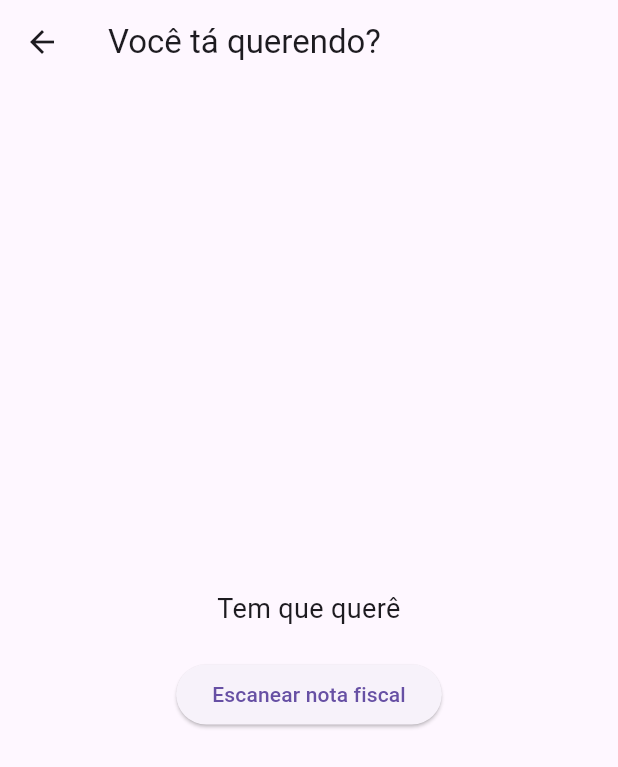
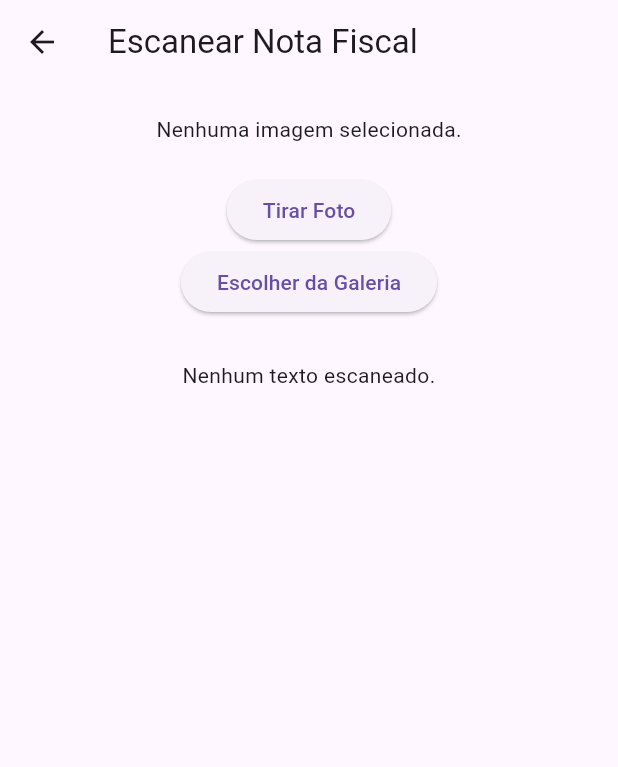
Before and after one commit to RenatoWlk/ProjetoIntegradorVI, a Flutter app: the HomeScreen screen opened by its route, after a tap on "Escanear nota fiscal", on a phone screen of 412 x 824 dp. Shown: the top 767 px of the screen. Run offline on Flutter 3.47's test engine with Material 3 defaults, Android fonts, the phone set to English and light mode, and no system bars; our stand-ins replace image_picker; missing offline and left inert: flutter_tesseract_ocr, google_mlkit_text_recognition.

Commit message:
Tela scan add

```diff
--- a/lib/routes/app_routes.dart
+++ b/lib/routes/app_routes.dart
@@ -2,17 +2,20 @@ import 'package:flutter/material.dart';
 import 'package:projeto_integrador_6/screens/home_screen.dart';
 import 'package:projeto_integrador_6/screens/login_screen.dart';
 import 'package:projeto_integrador_6/screens/register_screen.dart';
+import 'package:projeto_integrador_6/screens/scan_screen.dart';
 
 class AppRoutes {
   static const String home = '/home';
   static const String login = '/login';
   static const String register = '/register';
+  static const String scanInvoice = '/scanInvoice';
 
   static Map<String, WidgetBuilder> define() {
     return {
       home: (context) => const HomeScreen(),
       login: (context) => const LoginScreen(),
       register: (context) => const RegisterScreen(),
+      scanInvoice: (context) => const ScanInvoiceScreen(),
     };
   }
 }
--- /dev/null
+++ b/lib/screens/scan_screen.dart
@@ -0,0 +1,93 @@
+import 'package:flutter/material.dart';
+import 'package:image_picker/image_picker.dart';
+import 'dart:io';
+import 'package:google_mlkit_text_recognition/google_mlkit_text_recognition.dart';
+
+class ScanInvoiceScreen extends StatefulWidget {
+  const ScanInvoiceScreen({super.key});
+
+  @override
+  _ScanInvoiceScreenState createState() => _ScanInvoiceScreenState();
+}
+
+class _ScanInvoiceScreenState extends State<ScanInvoiceScreen> {
+  File? _image;
+  String _scannedText = "";
+  final ImagePicker _picker = ImagePicker();
+
+  Future<void> _pickImageFromCamera() async {
+    final XFile? pickedFile = await _picker.pickImage(source: ImageSource.camera);
+    if (pickedFile != null) {
+      setState(() {
+        _image = File(pickedFile.path);
+      });
+      _performOCR();
+    }
+  }
+
+  Future<void> _pickImageFromGallery() async {
+    final XFile? pickedFile = await _picker.pickImage(source: ImageSource.gallery);
+    if (pickedFile != null) {
+      setState(() {
+        _image = File(pickedFile.path);
+      });
+      _performOCR();
+    }
+  }
+
+  Future<void> _performOCR() async {
+    if (_image == null) return;
+
+    final textRecognizer = TextRecognizer();
+    final inputImage = InputImage.fromFile(_image!);
+    final RecognizedText recognizedText = await textRecognizer.processImage(inputImage);
+
+    setState(() {
+      _scannedText = recognizedText.text;
+    });
+
+    textRecognizer.close();
+
+    print(_scannedText);
+  }
+
+  @override
+  Widget build(BuildContext context) {
+    return Scaffold(
+      appBar: AppBar(
+        title: const Text('Escanear Nota Fiscal'),
+      ),
+      body: SingleChildScrollView(
+        child: Center( // Isso vai centralizar os widgets na tela
+          child: Column(
+            mainAxisAlignment: MainAxisAlignment.center,
+            crossAxisAlignment: CrossAxisAlignment.center,
+            children: <Widget>[
+              const SizedBox(height: 20),
+              _image != null
+                  ? Image.file(_image!)
+                  : const Text('Nenhuma imagem selecionada.'),
+              const SizedBox(height: 20),
+              ElevatedButton(
+                onPressed: _pickImageFromCamera,
+                child: const Text('Tirar Foto'),
+              ),
+              ElevatedButton(
+                onPressed: _pickImageFromGallery,
+                child: const Text('Escolher da Galeria'),
+              ),
+              const SizedBox(height: 20),
+              Padding(
+                padding: const EdgeInsets.all(8.0),
+                child: Text(
+                  _scannedText.isEmpty ? 'Nenhum texto escaneado.' : _scannedText,
+                  textAlign: TextAlign.center,
+                ),
+              ),
+            ],
+          ),
+        ),
+      ),
+    );
+  }
+}
--- a/pubspec.yaml
+++ b/pubspec.yaml
@@ -13,6 +13,8 @@ dependencies:
     sdk: flutter
   cupertino_icons: ^1.0.2
   flutter_tesseract_ocr: ^0.4.0
+  image_picker: ^0.8.7+3
+  google_ml_kit: ^0.11.0
 
 dev_dependencies:
   flutter_test:
```
Also changed, not shown: pubspec.lock (deleted).
